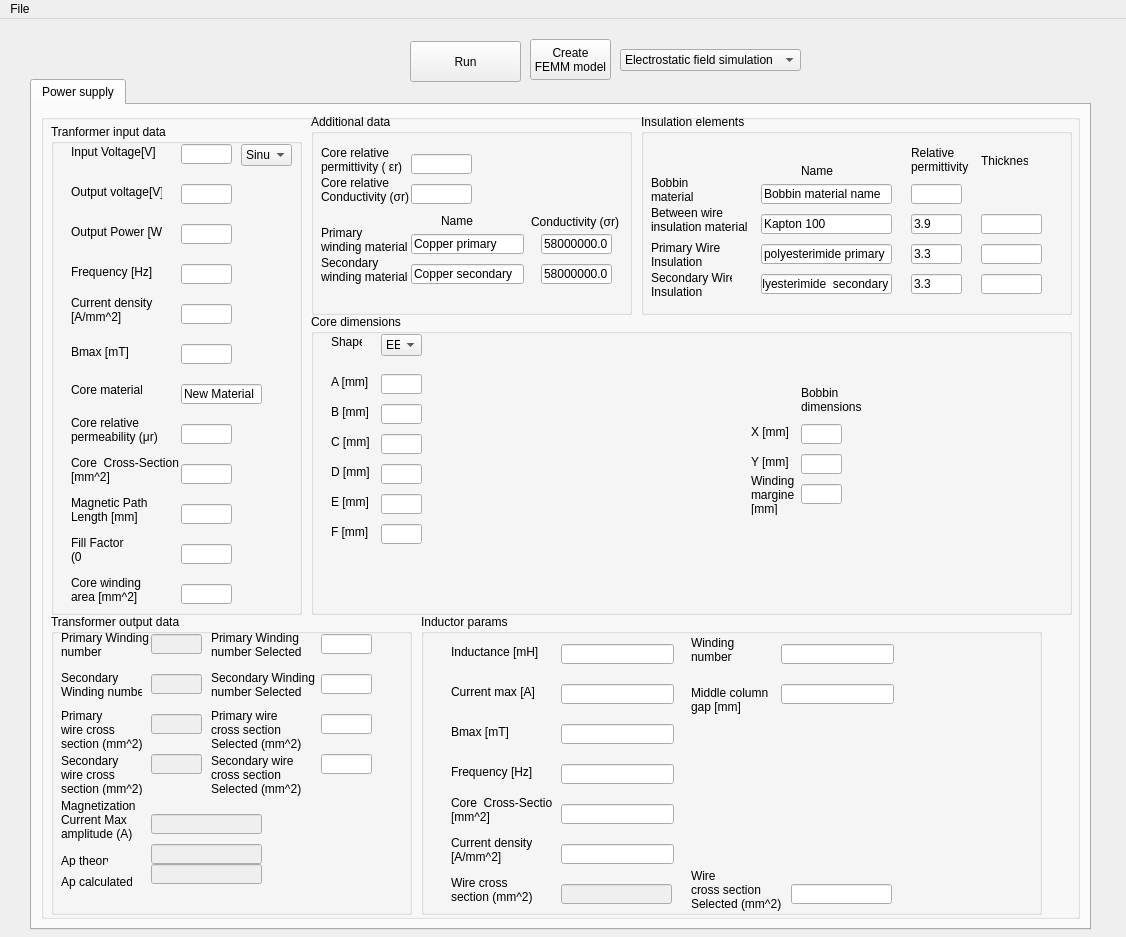
This is gui.ui in marcinszajner/TrafoCalc as Qt 5 draws it before an edit. The edited form follows.
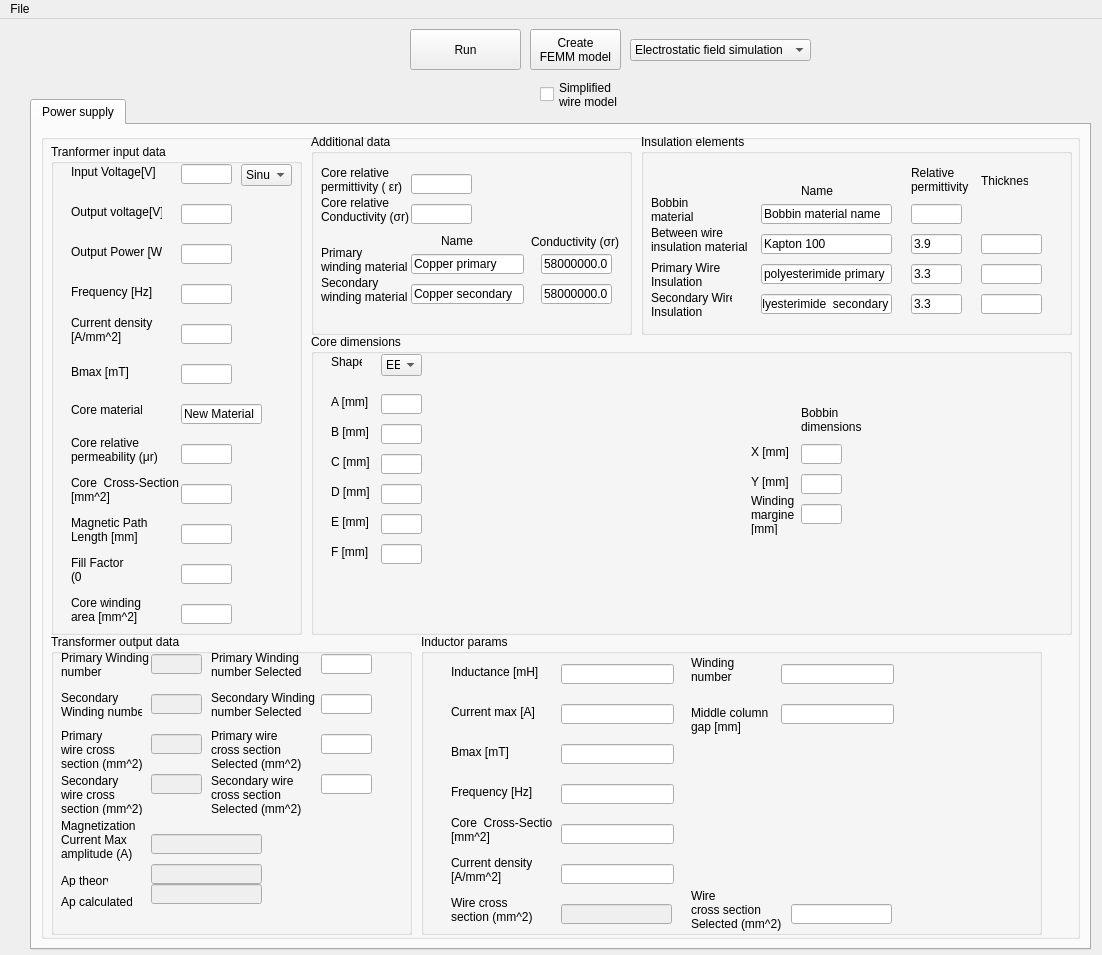
This is the edited form. Icons and pictures are not drawn.

Commit message: add simplified wire model

```diff
--- a/gui.ui
+++ b/gui.ui
@@ -6,8 +6,8 @@
    <rect>
     <x>0</x>
     <y>0</y>
-    <width>1126</width>
-    <height>937</height>
+    <width>1102</width>
+    <height>955</height>
    </rect>
   </property>
   <property name="windowTitle">
@@ -18,7 +18,7 @@
     <property name="geometry">
      <rect>
       <x>30</x>
-      <y>60</y>
+      <y>80</y>
       <width>1061</width>
       <height>851</height>
      </rect>
@@ -37,7 +37,7 @@
       <property name="sizeConstraint">
        <enum>QLayout::SetDefaultConstraint</enum>
       </property>
-      <item row="2" column="0">
+      <item row="1" column="0">
        <widget class="QGroupBox" name="groupBox_3">
         <property name="title">
          <string/>
@@ -1691,7 +1691,7 @@
     <property name="geometry">
      <rect>
       <x>410</x>
-      <y>22</y>
+      <y>10</y>
       <width>111</width>
       <height>41</height>
      </rect>
@@ -1703,8 +1703,8 @@
    <widget class="QComboBox" name="ModelTypeValue">
     <property name="geometry">
      <rect>
-      <x>620</x>
-      <y>30</y>
+      <x>630</x>
+      <y>20</y>
       <width>181</width>
       <height>22</height>
      </rect>
@@ -1729,8 +1729,8 @@
     <property name="geometry">
      <rect>
       <x>530</x>
-      <y>20</y>
-      <width>81</width>
+      <y>10</y>
+      <width>91</width>
       <height>41</height>
      </rect>
     </property>
@@ -1739,13 +1739,27 @@
 FEMM model</string>
     </property>
    </widget>
+   <widget class="QCheckBox" name="SimplifiedWireModelCheckBox">
+    <property name="geometry">
+     <rect>
+      <x>540</x>
+      <y>60</y>
+      <width>81</width>
+      <height>31</height>
+     </rect>
+    </property>
+    <property name="text">
+     <string>Simplified
+wire model</string>
+    </property>
+   </widget>
   </widget>
   <widget class="QMenuBar" name="menuBar">
    <property name="geometry">
     <rect>
      <x>0</x>
      <y>0</y>
-     <width>1126</width>
+     <width>1102</width>
      <height>21</height>
     </rect>
    </property>
```
The commit also changes 7 other files.
